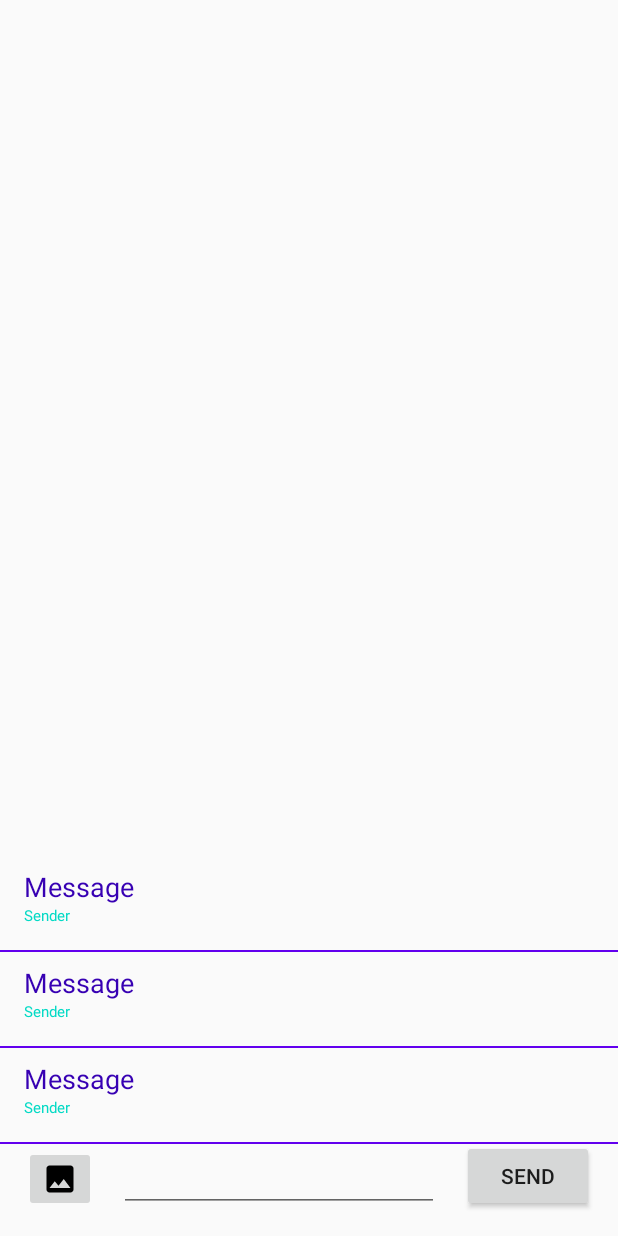
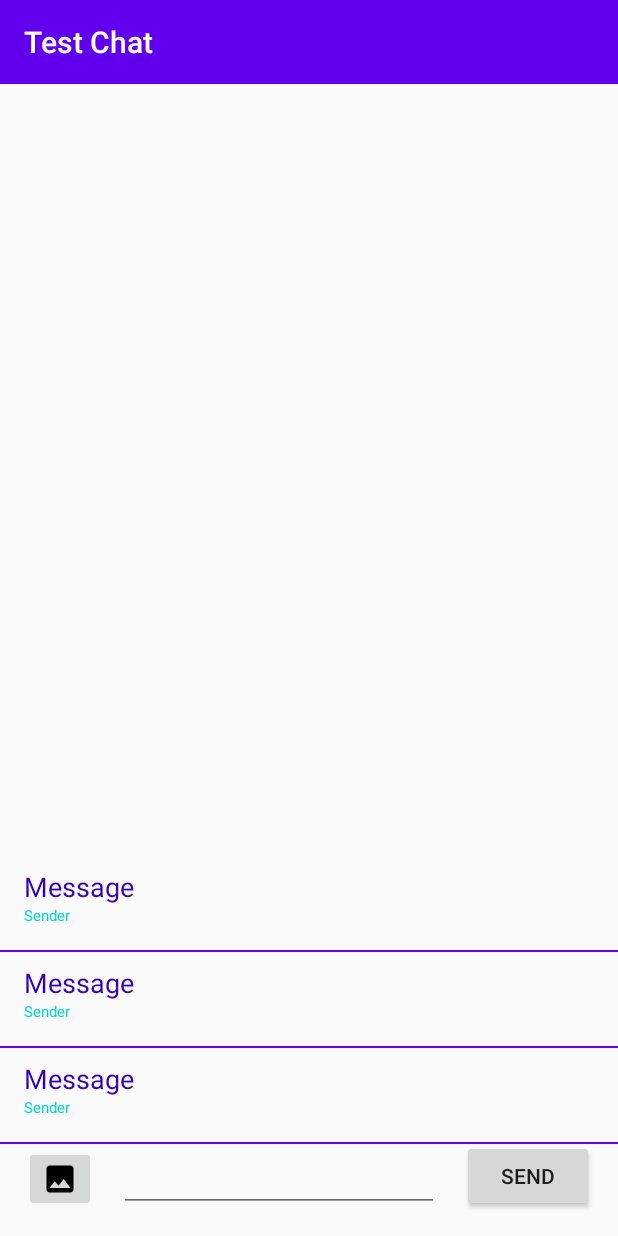
Before and after one commit to cicelcup/Learning_Udacity_Firebase, an Android app: the layout fragment_base.xml on its own in the app's theme, with its tools: preview values and no code run, on a phone screen of 412 x 824 dp. Run offline under Robolectric (Android 15) with nearby library versions, the phone set to English and light mode, and no system bars.

```diff
--- a/app/src/main/res/layout/fragment_base.xml
+++ b/app/src/main/res/layout/fragment_base.xml
@@ -15,6 +15,17 @@
         android:layout_height="match_parent"
         tools:context=".ui.MainActivity">
 
+        <androidx.appcompat.widget.Toolbar
+            android:id="@+id/toolbar"
+            android:layout_width="match_parent"
+            android:layout_height="wrap_content"
+            android:background="@color/colorPrimary"
+            app:title="@string/app_name"
+            android:theme="@style/ThemeOverlay.MaterialComponents.Dark.ActionBar"
+            app:layout_constraintEnd_toEndOf="parent"
+            app:layout_constraintStart_toStartOf="parent"
+            app:layout_constraintTop_toTopOf="parent" />
+
         <androidx.recyclerview.widget.RecyclerView
             android:id="@+id/recyclerMessage"
             android:layout_width="0dp"
@@ -25,7 +36,7 @@
             app:layout_constraintBottom_toTopOf="@+id/textMessage"
             app:layout_constraintEnd_toEndOf="parent"
             app:layout_constraintStart_toStartOf="parent"
-            app:layout_constraintTop_toTopOf="parent"
+            app:layout_constraintTop_toBottomOf="@id/toolbar"
             tools:listitem="@layout/item_message" />
 
         <Button
--- a/app/src/main/res/values/strings.xml
+++ b/app/src/main/res/values/strings.xml
@@ -1,8 +1,9 @@
 <resources>
-    <string name="app_name">Testing_FirebaseDB</string>
+    <string name="app_name">Test Chat</string>
     <string name="label_send_button">Send</string>
     <string name="image_content_description">Attach Image</string>
     <string name="hint_message">Message</string>
     <string name="item_message">Message</string>
     <string name="item_sender">Sender</string>
+    <string name="sign_out_label">Sign Out</string>
 </resources>
```
Also changed, not shown: app/src/main/java/com/example/testing_firebasedb/ui/BaseFragment.kt (+18 -0 lines), app/src/main/res/menu/top_right_menu.xml (added, +8 -0 lines).
